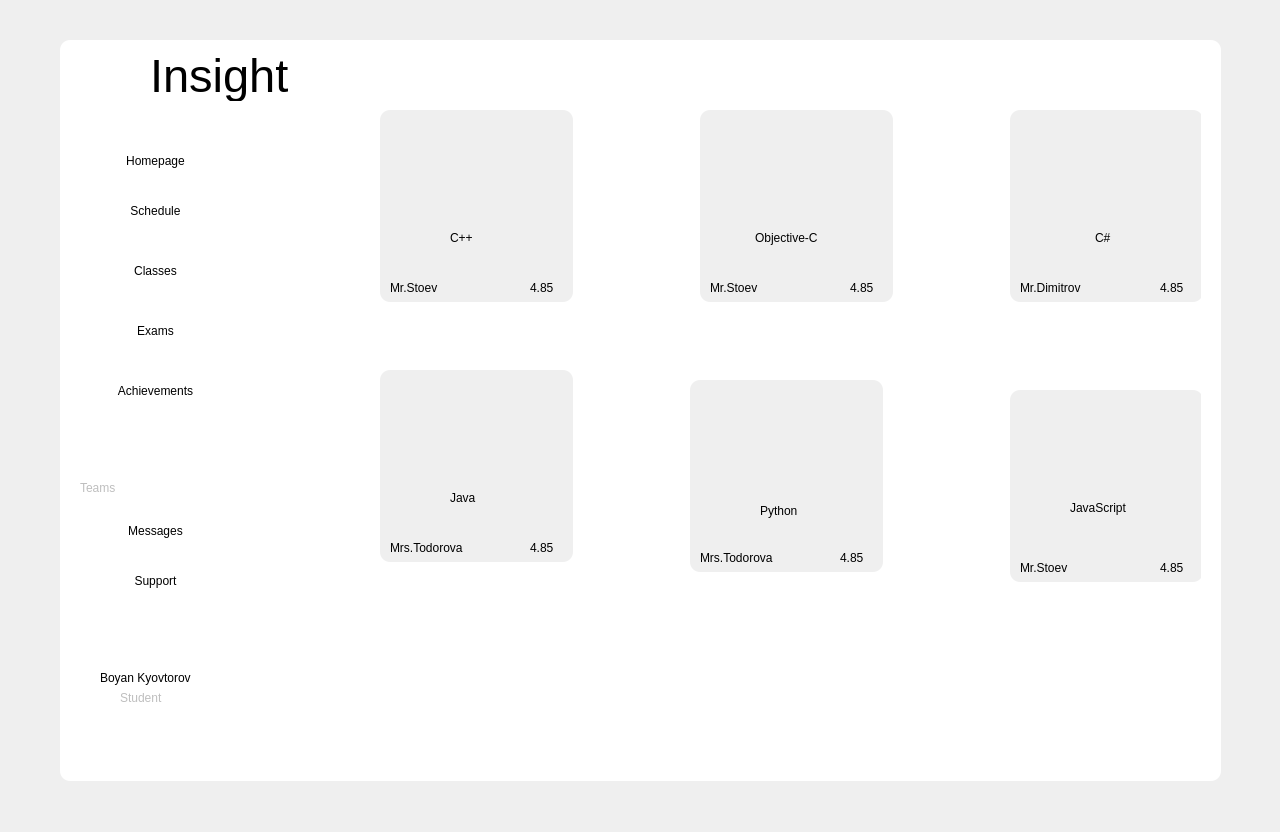
First picture: the form in mainwindow.ui, repository codingburgas/school-project-assignment-insight, before the edit.
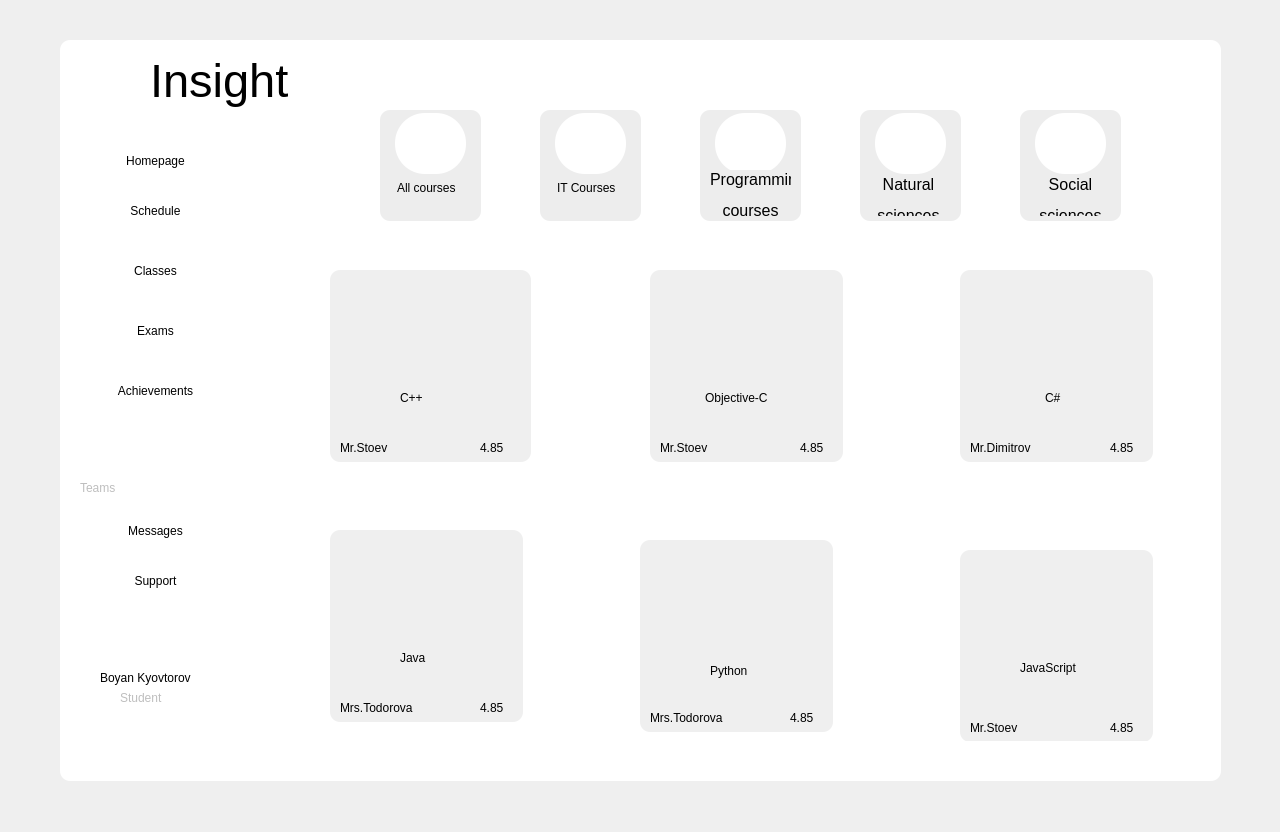
Second picture: the form after the edit. The open tabs and pages were chosen to show the change. Icons and pictures are not drawn.

Commit message: Add functionality for deleting exams

What changed in the file:
```diff
--- a/mainwindow.ui
+++ b/mainwindow.ui
@@ -47,7 +47,7 @@
       <x>90</x>
       <y>10</y>
       <width>141</width>
-      <height>51</height>
+      <height>61</height>
      </rect>
     </property>
     <property name="font">
@@ -1648,8 +1648,8 @@
        <widget class="QWidget" name="widget_34" native="true">
         <property name="geometry">
          <rect>
-          <x>60</x>
-          <y>290</y>
+          <x>10</x>
+          <y>450</y>
           <width>193</width>
           <height>192</height>
          </rect>
@@ -1756,9 +1756,9 @@
        <widget class="QWidget" name="widget_28" native="true">
         <property name="geometry">
          <rect>
-          <x>60</x>
-          <y>30</y>
-          <width>193</width>
+          <x>10</x>
+          <y>190</y>
+          <width>201</width>
           <height>192</height>
          </rect>
         </property>
@@ -1848,8 +1848,8 @@
           <rect>
            <x>0</x>
            <y>0</y>
-           <width>191</width>
-           <height>181</height>
+           <width>201</width>
+           <height>191</height>
           </rect>
          </property>
          <property name="styleSheet">
@@ -1863,8 +1863,8 @@
        <widget class="QWidget" name="widget_26" native="true">
         <property name="geometry">
          <rect>
-          <x>690</x>
-          <y>30</y>
+          <x>640</x>
+          <y>190</y>
           <width>193</width>
           <height>192</height>
          </rect>
@@ -1970,8 +1970,8 @@
        <widget class="QWidget" name="widget_30" native="true">
         <property name="geometry">
          <rect>
-          <x>380</x>
-          <y>30</y>
+          <x>330</x>
+          <y>190</y>
           <width>193</width>
           <height>192</height>
          </rect>
@@ -2077,8 +2077,8 @@
        <widget class="QWidget" name="widget_24" native="true">
         <property name="geometry">
          <rect>
-          <x>690</x>
-          <y>310</y>
+          <x>640</x>
+          <y>470</y>
           <width>193</width>
           <height>192</height>
          </rect>
@@ -2184,8 +2184,8 @@
        <widget class="QWidget" name="widget_32" native="true">
         <property name="geometry">
          <rect>
-          <x>370</x>
-          <y>300</y>
+          <x>320</x>
+          <y>460</y>
           <width>193</width>
           <height>192</height>
          </rect>
@@ -2288,6 +2288,351 @@
          </property>
         </widget>
        </widget>
+       <widget class="QWidget" name="widget_22" native="true">
+        <property name="geometry">
+         <rect>
+          <x>60</x>
+          <y>30</y>
+          <width>101</width>
+          <height>111</height>
+         </rect>
+        </property>
+        <property name="styleSheet">
+         <string notr="true">QWidget
+{
+background-color:#EDEDED
+}</string>
+        </property>
+        <widget class="QWidget" name="widget_36" native="true">
+         <property name="geometry">
+          <rect>
+           <x>15</x>
+           <y>3</y>
+           <width>71</width>
+           <height>61</height>
+          </rect>
+         </property>
+         <property name="styleSheet">
+          <string notr="true">QWidget
+{
+background-color:white;
+border-radius:30px;
+	image: url(:/Resources/Images/icons/Student Male.png);
+}</string>
+         </property>
+        </widget>
+        <widget class="QLabel" name="label_57">
+         <property name="geometry">
+          <rect>
+           <x>17</x>
+           <y>70</y>
+           <width>71</width>
+           <height>16</height>
+          </rect>
+         </property>
+         <property name="styleSheet">
+          <string notr="true">color:black;</string>
+         </property>
+         <property name="text">
+          <string>All courses</string>
+         </property>
+        </widget>
+        <widget class="QPushButton" name="allExams_PB">
+         <property name="geometry">
+          <rect>
+           <x>0</x>
+           <y>1</y>
+           <width>100</width>
+           <height>111</height>
+          </rect>
+         </property>
+         <property name="styleSheet">
+          <string notr="true">background-color:transparent;</string>
+         </property>
+         <property name="text">
+          <string/>
+         </property>
+        </widget>
+       </widget>
+       <widget class="QWidget" name="widget_44" native="true">
+        <property name="geometry">
+         <rect>
+          <x>700</x>
+          <y>30</y>
+          <width>101</width>
+          <height>111</height>
+         </rect>
+        </property>
+        <property name="styleSheet">
+         <string notr="true">QWidget
+{
+background-color:#EDEDED
+}</string>
+        </property>
+        <widget class="QWidget" name="widget_45" native="true">
+         <property name="geometry">
+          <rect>
+           <x>15</x>
+           <y>3</y>
+           <width>71</width>
+           <height>61</height>
+          </rect>
+         </property>
+         <property name="styleSheet">
+          <string notr="true">QWidget
+{
+background-color:white;
+border-radius:30px;
+	image: url(:/Resources/Images/icons/Student Male.png);
+}</string>
+         </property>
+        </widget>
+        <widget class="QLabel" name="label_61">
+         <property name="geometry">
+          <rect>
+           <x>15</x>
+           <y>65</y>
+           <width>71</width>
+           <height>41</height>
+          </rect>
+         </property>
+         <property name="font">
+          <font>
+           <pointsize>12</pointsize>
+          </font>
+         </property>
+         <property name="styleSheet">
+          <string notr="true">color:black;</string>
+         </property>
+         <property name="text">
+          <string>&lt;html&gt;&lt;head/&gt;&lt;body&gt;&lt;p align=&quot;center&quot;&gt;Social&lt;/p&gt;&lt;p align=&quot;center&quot;&gt;sciences&lt;/p&gt;&lt;/body&gt;&lt;/html&gt;</string>
+         </property>
+        </widget>
+        <widget class="QPushButton" name="socialSciences_PB_2">
+         <property name="geometry">
+          <rect>
+           <x>0</x>
+           <y>0</y>
+           <width>100</width>
+           <height>111</height>
+          </rect>
+         </property>
+         <property name="styleSheet">
+          <string notr="true">background-color:transparent;</string>
+         </property>
+         <property name="text">
+          <string/>
+         </property>
+        </widget>
+       </widget>
+       <widget class="QWidget" name="widget_42" native="true">
+        <property name="geometry">
+         <rect>
+          <x>380</x>
+          <y>30</y>
+          <width>101</width>
+          <height>111</height>
+         </rect>
+        </property>
+        <property name="styleSheet">
+         <string notr="true">QWidget
+{
+background-color:#EDEDED
+}</string>
+        </property>
+        <widget class="QWidget" name="widget_43" native="true">
+         <property name="geometry">
+          <rect>
+           <x>15</x>
+           <y>3</y>
+           <width>71</width>
+           <height>61</height>
+          </rect>
+         </property>
+         <property name="styleSheet">
+          <string notr="true">QWidget
+{
+background-color:white;
+border-radius:30px;
+	image: url(:/Resources/Images/icons/Student Male.png);
+}</string>
+         </property>
+        </widget>
+        <widget class="QLabel" name="label_60">
+         <property name="geometry">
+          <rect>
+           <x>10</x>
+           <y>60</y>
+           <width>81</width>
+           <height>51</height>
+          </rect>
+         </property>
+         <property name="font">
+          <font>
+           <pointsize>12</pointsize>
+          </font>
+         </property>
+         <property name="styleSheet">
+          <string notr="true">color:black;</string>
+         </property>
+         <property name="text">
+          <string>&lt;html&gt;&lt;head/&gt;&lt;body&gt;&lt;p align=&quot;center&quot;&gt;Programming&lt;/p&gt;&lt;p align=&quot;center&quot;&gt;courses&lt;/p&gt;&lt;/body&gt;&lt;/html&gt;</string>
+         </property>
+        </widget>
+        <widget class="QPushButton" name="programmingCourses_PB_2">
+         <property name="geometry">
+          <rect>
+           <x>0</x>
+           <y>0</y>
+           <width>100</width>
+           <height>111</height>
+          </rect>
+         </property>
+         <property name="styleSheet">
+          <string notr="true">background-color:transparent;</string>
+         </property>
+         <property name="text">
+          <string/>
+         </property>
+        </widget>
+       </widget>
+       <widget class="QWidget" name="widget_40" native="true">
+        <property name="geometry">
+         <rect>
+          <x>220</x>
+          <y>30</y>
+          <width>101</width>
+          <height>111</height>
+         </rect>
+        </property>
+        <property name="styleSheet">
+         <string notr="true">QWidget
+{
+background-color:#EDEDED
+}</string>
+        </property>
+        <widget class="QWidget" name="widget_41" native="true">
+         <property name="geometry">
+          <rect>
+           <x>15</x>
+           <y>3</y>
+           <width>71</width>
+           <height>61</height>
+          </rect>
+         </property>
+         <property name="styleSheet">
+          <string notr="true">QWidget
+{
+background-color:white;
+border-radius:30px;
+	image: url(:/Resources/Images/icons/Student Male.png);
+}</string>
+         </property>
+        </widget>
+        <widget class="QLabel" name="label_59">
+         <property name="geometry">
+          <rect>
+           <x>17</x>
+           <y>70</y>
+           <width>71</width>
+           <height>16</height>
+          </rect>
+         </property>
+         <property name="styleSheet">
+          <string notr="true">color:black;</string>
+         </property>
+         <property name="text">
+          <string>IT Courses</string>
+         </property>
+        </widget>
+        <widget class="QPushButton" name="ITExams_PB">
+         <property name="geometry">
+          <rect>
+           <x>0</x>
+           <y>0</y>
+           <width>100</width>
+           <height>111</height>
+          </rect>
+         </property>
+         <property name="styleSheet">
+          <string notr="true">background-color:transparent;</string>
+         </property>
+         <property name="text">
+          <string/>
+         </property>
+        </widget>
+       </widget>
+       <widget class="QWidget" name="widget_38" native="true">
+        <property name="geometry">
+         <rect>
+          <x>540</x>
+          <y>30</y>
+          <width>101</width>
+          <height>111</height>
+         </rect>
+        </property>
+        <property name="styleSheet">
+         <string notr="true">QWidget
+{
+background-color:#EDEDED
+}</string>
+        </property>
+        <widget class="QWidget" name="widget_39" native="true">
+         <property name="geometry">
+          <rect>
+           <x>15</x>
+           <y>3</y>
+           <width>71</width>
+           <height>61</height>
+          </rect>
+         </property>
+         <property name="styleSheet">
+          <string notr="true">QWidget
+{
+background-color:white;
+border-radius:30px;
+	image: url(:/Resources/Images/icons/Student Male.png);
+}</string>
+         </property>
+        </widget>
+        <widget class="QLabel" name="label_58">
+         <property name="geometry">
+          <rect>
+           <x>13</x>
+           <y>65</y>
+           <width>71</width>
+           <height>41</height>
+          </rect>
+         </property>
+         <property name="font">
+          <font>
+           <pointsize>12</pointsize>
+          </font>
+         </property>
+         <property name="styleSheet">
+          <string notr="true">color:black;</string>
+         </property>
+         <property name="text">
+          <string>&lt;html&gt;&lt;head/&gt;&lt;body&gt;&lt;p align=&quot;center&quot;&gt;Natural&lt;/p&gt;&lt;p align=&quot;center&quot;&gt;sciences&lt;/p&gt;&lt;/body&gt;&lt;/html&gt;</string>
+         </property>
+        </widget>
+        <widget class="QPushButton" name="naturalSciences_PB_2">
+         <property name="geometry">
+          <rect>
+           <x>0</x>
+           <y>0</y>
+           <width>100</width>
+           <height>111</height>
+          </rect>
+         </property>
+         <property name="styleSheet">
+          <string notr="true">background-color:transparent;</string>
+         </property>
+         <property name="text">
+          <string/>
+         </property>
+        </widget>
+       </widget>
       </widget>
       <widget class="QWidget" name="NaturalSciences"/>
       <widget class="QWidget" name="SocialSciences"/>
```
Left out of the diff: 2 changed lines with no effect on the pictures. The commit also changes 2 other files.
